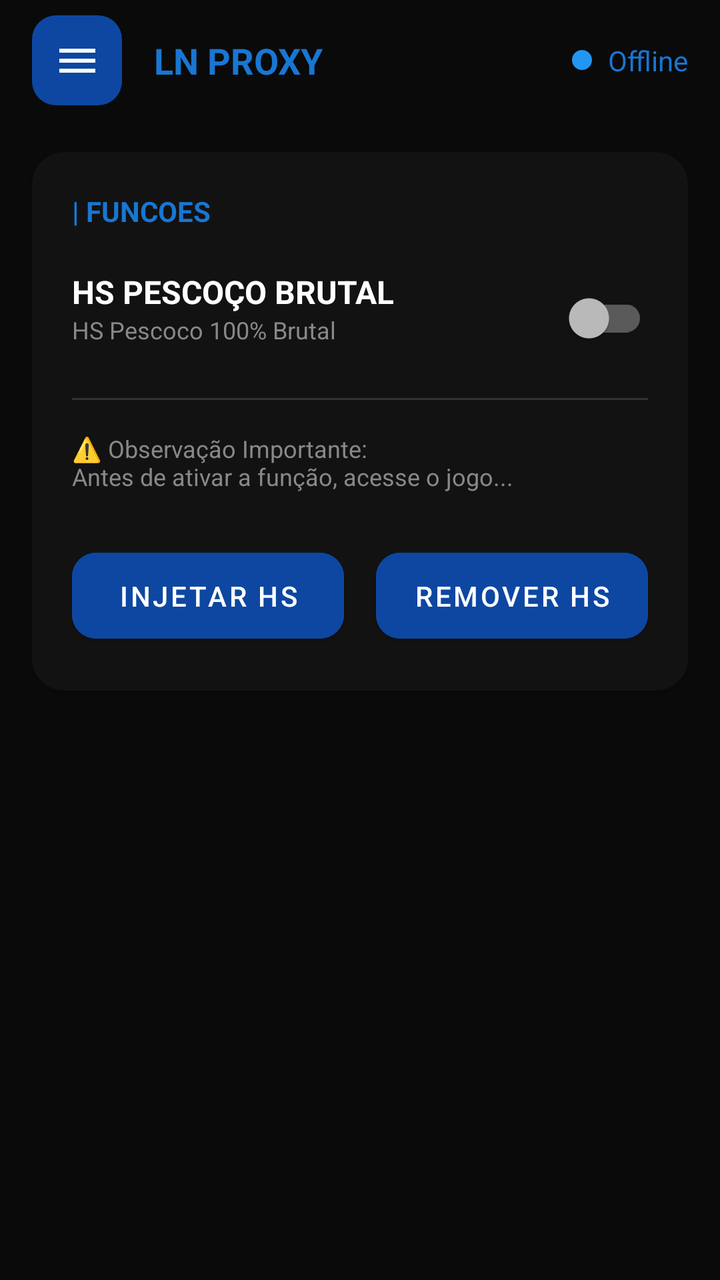
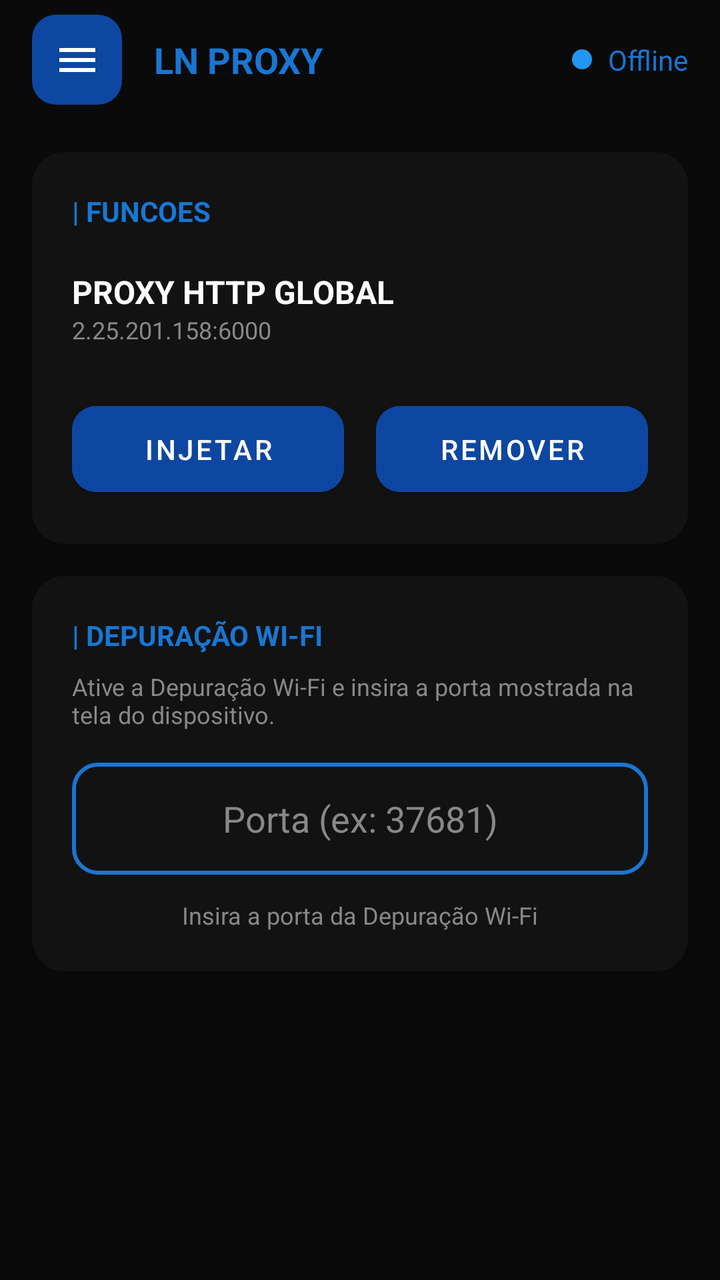

The first picture is an Android layout as it rendered before a commit; the second is the same layout after the commit. The layout source and the unified diff follow.
<!-- AndroidManifest.xml: application theme Theme.App -->
<!-- res/layout/activity_main.xml -->
<?xml version="1.0" encoding="utf-8"?>
<androidx.drawerlayout.widget.DrawerLayout xmlns:android="http://schemas.android.com/apk/res/android"
    xmlns:app="http://schemas.android.com/apk/res-auto"
    android:id="@+id/drawer_layout"
    android:layout_width="match_parent"
    android:layout_height="match_parent"
    android:background="@color/background_dark">

    <androidx.constraintlayout.widget.ConstraintLayout
        android:layout_width="match_parent"
        android:layout_height="match_parent">

        
        <View
            android:id="@+id/toolbar_bg"
            android:layout_width="match_parent"
            android:layout_height="60dp"
            app:layout_constraintTop_toTopOf="parent" />

        <ImageButton
            android:id="@+id/btn_menu"
            android:layout_width="45dp"
            android:layout_height="45dp"
            android:layout_marginStart="16dp"
            android:background="@drawable/bg_menu_button"
            android:src="@drawable/ic_menu"
            app:layout_constraintBottom_toBottomOf="@id/toolbar_bg"
            app:layout_constraintStart_toStartOf="parent"
            app:layout_constraintTop_toTopOf="@id/toolbar_bg" />

        <TextView
            android:id="@+id/tv_title"
            android:layout_width="wrap_content"
            android:layout_height="wrap_content"
            android:layout_marginStart="16dp"
            android:text="LN PROXY"
            android:textColor="@color/blue_accent"
            android:textSize="18sp"
            android:textStyle="bold"
            app:layout_constraintBottom_toBottomOf="@id/toolbar_bg"
            app:layout_constraintStart_toEndOf="@id/btn_menu"
            app:layout_constraintTop_toTopOf="@id/toolbar_bg" />

        <TextView
            android:id="@+id/tv_status"
            android:layout_width="wrap_content"
            android:layout_height="wrap_content"
            android:layout_marginEnd="16dp"
            android:drawablePadding="8dp"
            android:text="Offline"
            android:textColor="@color/blue_accent"
            app:drawableStartCompat="@drawable/ic_dot_offline"
            app:layout_constraintBottom_toBottomOf="@id/toolbar_bg"
            app:layout_constraintEnd_toEndOf="parent"
            app:layout_constraintTop_toTopOf="@id/toolbar_bg" />

        
        <androidx.cardview.widget.CardView
            android:layout_width="match_parent"
            android:layout_height="wrap_content"
            android:layout_margin="16dp"
            app:cardBackgroundColor="@color/card_dark"
            app:cardCornerRadius="16dp"
            app:layout_constraintTop_toBottomOf="@id/toolbar_bg">

            <LinearLayout
                android:layout_width="match_parent"
                android:layout_height="wrap_content"
                android:orientation="vertical"
                android:padding="20dp">

                <TextView
                    android:layout_width="wrap_content"
                    android:layout_height="wrap_content"
                    android:text="| FUNCOES"
                    android:textColor="@color/blue_accent"
                    android:textStyle="bold" />

                <RelativeLayout
                    android:layout_width="match_parent"
                    android:layout_height="wrap_content"
                    android:layout_marginTop="20dp">

                    <LinearLayout
                        android:layout_width="wrap_content"
                        android:layout_height="wrap_content"
                        android:orientation="vertical">

                        <TextView
                            android:layout_width="wrap_content"
                            android:layout_height="wrap_content"
                            android:text="HS PESCOÇO BRUTAL"
                            android:textColor="@color/white"
                            android:textSize="16sp"
                            android:textStyle="bold" />

                        <TextView
                            android:layout_width="wrap_content"
                            android:layout_height="wrap_content"
                            android:text="HS Pescoco 100% Brutal"
                            android:textColor="@color/gray_text"
                            android:textSize="12sp" />
                    </LinearLayout>

                    <androidx.appcompat.widget.SwitchCompat
                        android:id="@+id/switch_hs"
                        android:layout_width="wrap_content"
                        android:layout_height="wrap_content"
                        android:layout_alignParentEnd="true" />
                </RelativeLayout>

                <View
                    android:layout_width="match_parent"
                    android:layout_height="1dp"
                    android:layout_marginTop="16dp"
                    android:background="#333333" />

                <TextView
                    android:layout_width="match_parent"
                    android:layout_height="wrap_content"
                    android:layout_marginTop="16dp"
                    android:text="⚠️ Observação Importante:\nAntes de ativar a função, acesse o jogo..."
                    android:textColor="@color/gray_text"
                    android:textSize="12sp" />

                <LinearLayout
                    android:layout_width="match_parent"
                    android:layout_height="wrap_content"
                    android:layout_marginTop="24dp"
                    android:orientation="horizontal">

                    <Button
                        android:id="@+id/btn_inject"
                        android:layout_width="0dp"
                        android:layout_height="55dp"
                        android:layout_marginEnd="8dp"
                        android:layout_weight="1"
                        android:backgroundTint="@color/blue_primary"
                        android:text="INJETAR HS"
                        android:textColor="@color/white"
                        app:cornerRadius="12dp" />

                    <Button
                        android:id="@+id/btn_remove"
                        android:layout_width="0dp"
                        android:layout_height="55dp"
                        android:layout_marginStart="8dp"
                        android:layout_weight="1"
                        android:backgroundTint="@color/blue_primary"
                        android:text="REMOVER HS"
                        android:textColor="@color/white"
                        app:cornerRadius="12dp" />
                </LinearLayout>

            </LinearLayout>
        </androidx.cardview.widget.CardView>

    </androidx.constraintlayout.widget.ConstraintLayout>

    
    <com.google.android.material.navigation.NavigationView
        android:id="@+id/nav_view"
        android:layout_width="wrap_content"
        android:layout_height="match_parent"
        android:layout_gravity="start"
        android:background="@color/background_dark">

        <LinearLayout
            android:layout_width="match_parent"
            android:layout_height="match_parent"
            android:orientation="vertical"
            android:padding="20dp">

            <TextView
                android:layout_width="wrap_content"
                android:layout_height="wrap_content"
                android:text="LN PROXY"
                android:textColor="@color/blue_accent"
                android:textStyle="bold" />

            <Button
                android:id="@+id/btn_nav_connect"
                android:layout_width="match_parent"
                android:layout_height="wrap_content"
                android:layout_marginTop="40dp"
                android:background="@android:color/transparent"
                android:drawableStart="@drawable/ic_connect"
                android:drawablePadding="16dp"
                android:gravity="start|center_vertical"
                android:text="Conectar"
                android:textAllCaps="false"
                android:textColor="@color/white" />

            <Button
                android:id="@+id/btn_nav_info"
                android:layout_width="match_parent"
                android:layout_height="wrap_content"
                android:layout_marginTop="16dp"
                android:background="@android:color/transparent"
                android:drawableStart="@drawable/ic_info"
                android:drawablePadding="16dp"
                android:gravity="start|center_vertical"
                android:text="Info"
                android:textAllCaps="false"
                android:textColor="@color/white" />

            <View
                android:layout_width="match_parent"
                android:layout_height="0dp"
                android:layout_weight="1" />

            <Button
                android:id="@+id/btn_logout"
                android:layout_width="match_parent"
                android:layout_height="50dp"
                android:backgroundTint="@color/blue_primary"
                android:text="Sair da conta"
                android:textColor="@color/white"
                app:cornerRadius="8dp" />

        </LinearLayout>
    </com.google.android.material.navigation.NavigationView>

</androidx.drawerlayout.widget.DrawerLayout>
<!-- resources referenced by this layout -->
<resources>
  <color name="background_dark">#0A0A0A</color>
  <color name="blue_accent">#1976D2</color>
  <color name="blue_primary">#0D47A1</color>
  <color name="card_dark">#121212</color>
  <color name="gray_text">#888888</color>
  <color name="white">#FFFFFFFF</color>
  <!-- drawable bg_menu_button (drawable) -->
  <?xml version="1.0" encoding="utf-8"?>
  <shape xmlns:android="http://schemas.android.com/apk/res/android">
      <solid android:color="@color/blue_primary" />
      <corners android:radius="12dp" />
  </shape>
  <!-- drawable ic_connect (drawable) -->
  <vector xmlns:android="http://schemas.android.com/apk/res/android" android:width="24dp" android:height="24dp" android:viewportWidth="24" android:viewportHeight="24"><path android:fillColor="#FFFFFF" android:pathData="M17,16l-4,-4l4,-4l1.42,1.42L15.83,11H21v2h-5.17l2.58,2.58L17,16zM7,8l4,4l-4,4l-1.42,-1.42L8.17,13H3v-2h5.17L5.58,9.42L7,8z"/></vector>
  <!-- drawable ic_dot_offline (drawable) -->
  <?xml version="1.0" encoding="utf-8"?>
  <shape xmlns:android="http://schemas.android.com/apk/res/android" android:shape="oval">
      <solid android:color="@color/offline_dot" />
      <size android:width="10dp" android:height="10dp" />
  </shape>
  <!-- drawable ic_info (drawable) -->
  <vector xmlns:android="http://schemas.android.com/apk/res/android" android:width="24dp" android:height="24dp" android:viewportWidth="24" android:viewportHeight="24"><path android:fillColor="#FFFFFF" android:pathData="M12,2C6.48,2 2,6.48 2,12s4.48,10 10,10 10,-4.48 10,-10S17.52,2 12,2zM13,17h-2v-6h2v6zM13,9h-2V7h2v2z"/></vector>
  <!-- drawable ic_menu (drawable) -->
  <vector xmlns:android="http://schemas.android.com/apk/res/android" android:width="24dp" android:height="24dp" android:viewportWidth="24" android:viewportHeight="24"><path android:fillColor="#FFFFFF" android:pathData="M3,18h18v-2H3v2zM3,13h18v-2H3v2zM3,6v2h18V6H3z"/></vector>
  <style name="Theme.App" parent="Theme.MaterialComponents.NoActionBar">
          <item name="colorPrimary">@color/blue_primary</item>
          <item name="colorPrimaryVariant">@color/blue_accent</item>
          <item name="colorOnPrimary">@color/white</item>
      </style>
  <color name="offline_dot">#2196F3</color>
</resources>

<!-- the commit's change to res/layout/activity_main.xml (unified diff, before → after) -->
@@ -6,156 +6,200 @@
     android:layout_height="match_parent"
     android:background="@color/background_dark">
 
-    <androidx.constraintlayout.widget.ConstraintLayout
+    <LinearLayout
         android:layout_width="match_parent"
-        android:layout_height="match_parent">
+        android:layout_height="match_parent"
+        android:orientation="vertical">
 
         
-        <View
+        <RelativeLayout
             android:id="@+id/toolbar_bg"
             android:layout_width="match_parent"
             android:layout_height="60dp"
-            app:layout_constraintTop_toTopOf="parent" />
-
-        <ImageButton
-            android:id="@+id/btn_menu"
-            android:layout_width="45dp"
-            android:layout_height="45dp"
-            android:layout_marginStart="16dp"
-            android:background="@drawable/bg_menu_button"
-            android:src="@drawable/ic_menu"
-            app:layout_constraintBottom_toBottomOf="@id/toolbar_bg"
-            app:layout_constraintStart_toStartOf="parent"
-            app:layout_constraintTop_toTopOf="@id/toolbar_bg" />
-
-        <TextView
-            android:id="@+id/tv_title"
-            android:layout_width="wrap_content"
-            android:layout_height="wrap_content"
-            android:layout_marginStart="16dp"
-            android:text="LN PROXY"
-            android:textColor="@color/blue_accent"
-            android:textSize="18sp"
-            android:textStyle="bold"
-            app:layout_constraintBottom_toBottomOf="@id/toolbar_bg"
-            app:layout_constraintStart_toEndOf="@id/btn_menu"
-            app:layout_constraintTop_toTopOf="@id/toolbar_bg" />
-
-        <TextView
-            android:id="@+id/tv_status"
-            android:layout_width="wrap_content"
-            android:layout_height="wrap_content"
-            android:layout_marginEnd="16dp"
-            android:drawablePadding="8dp"
-            android:text="Offline"
-            android:textColor="@color/blue_accent"
-            app:drawableStartCompat="@drawable/ic_dot_offline"
-            app:layout_constraintBottom_toBottomOf="@id/toolbar_bg"
-            app:layout_constraintEnd_toEndOf="parent"
-            app:layout_constraintTop_toTopOf="@id/toolbar_bg" />
-
-        
-        <androidx.cardview.widget.CardView
+            android:background="@color/background_dark">
+
+            <ImageButton
+                android:id="@+id/btn_menu"
+                android:layout_width="45dp"
+                android:layout_height="45dp"
+                android:layout_centerVertical="true"
+                android:layout_marginStart="16dp"
+                android:background="@drawable/bg_menu_button"
+                android:src="@drawable/ic_menu" />
+
+            <TextView
+                android:id="@+id/tv_title"
+                android:layout_width="wrap_content"
+                android:layout_height="wrap_content"
+                android:layout_centerVertical="true"
+                android:layout_marginStart="16dp"
+                android:layout_toEndOf="@id/btn_menu"
+                android:text="LN PROXY"
+                android:textColor="@color/blue_accent"
+                android:textSize="18sp"
+                android:textStyle="bold" />
+
+            <TextView
+                android:id="@+id/tv_status"
+                android:layout_width="wrap_content"
+                android:layout_height="wrap_content"
+                android:layout_alignParentEnd="true"
+                android:layout_centerVertical="true"
+                android:layout_marginEnd="16dp"
+                android:drawablePadding="8dp"
+                android:text="Offline"
+                android:textColor="@color/blue_accent"
+                app:drawableStartCompat="@drawable/ic_dot_offline" />
+        </RelativeLayout>
+
+        <ScrollView
             android:layout_width="match_parent"
-            android:layout_height="wrap_content"
-            android:layout_margin="16dp"
-            app:cardBackgroundColor="@color/card_dark"
-            app:cardCornerRadius="16dp"
-            app:layout_constraintTop_toBottomOf="@id/toolbar_bg">
+            android:layout_height="match_parent">
 
             <LinearLayout
                 android:layout_width="match_parent"
                 android:layout_height="wrap_content"
                 android:orientation="vertical"
-                android:padding="20dp">
-
-                <TextView
-                    android:layout_width="wrap_content"
-                    android:layout_height="wrap_content"
-                    android:text="| FUNCOES"
-                    android:textColor="@color/blue_accent"
-                    android:textStyle="bold" />
-
-                <RelativeLayout
+                android:padding="16dp">
+
+                
+                <androidx.cardview.widget.CardView
                     android:layout_width="match_parent"
                     android:layout_height="wrap_content"
-                    android:layout_marginTop="20dp">
+                    app:cardBackgroundColor="@color/card_dark"
+                    app:cardCornerRadius="16dp">
 
                     <LinearLayout
-                        android:layout_width="wrap_content"
+                        android:layout_width="match_parent"
                         android:layout_height="wrap_content"
-                        android:orientation="vertical">
+                        android:orientation="vertical"
+                        android:padding="20dp">
 
                         <TextView
                             android:layout_width="wrap_content"
                             android:layout_height="wrap_content"
-                            android:text="HS PESCOÇO BRUTAL"
+                            android:text="| FUNCOES"
+                            android:textColor="@color/blue_accent"
+                            android:textStyle="bold" />
+
+                        <RelativeLayout
+                            android:layout_width="match_parent"
+                            android:layout_height="wrap_content"
+                            android:layout_marginTop="20dp">
+
+                            <LinearLayout
+                                android:layout_width="wrap_content"
+                                android:layout_height="wrap_content"
+                                android:orientation="vertical">
+
+                                <TextView
+                                    android:layout_width="wrap_content"
+                                    android:layout_height="wrap_content"
+                                    android:text="PROXY HTTP GLOBAL"
+                                    android:textColor="@color/white"
+                                    android:textSize="16sp"
+                                    android:textStyle="bold" />
+
+                                <TextView
+                                    android:layout_width="wrap_content"
+                                    android:layout_height="wrap_content"
+                                    android:text="2.25.201.158:6000"
+                                    android:textColor="@color/gray_text"
+                                    android:textSize="12sp" />
+                            </LinearLayout>
+                        </RelativeLayout>
+
+                        <LinearLayout
+                            android:layout_width="match_parent"
+                            android:layout_height="wrap_content"
+                            android:layout_marginTop="24dp"
+                            android:orientation="horizontal">
+
+                            <Button
+                                android:id="@+id/btn_inject"
+                                android:layout_width="0dp"
+                                android:layout_height="55dp"
+                                android:layout_marginEnd="8dp"
+                                android:layout_weight="1"
+                                android:backgroundTint="@color/blue_primary"
+                                android:text="INJETAR"
+                                android:textColor="@color/white"
+                                app:cornerRadius="12dp" />
+
+                            <Button
+                                android:id="@+id/btn_remove"
+                                android:layout_width="0dp"
+                                android:layout_height="55dp"
+                                android:layout_marginStart="8dp"
+                                android:layout_weight="1"
+                                android:backgroundTint="@color/blue_primary"
+                                android:text="REMOVER"
+                                android:textColor="@color/white"
+                                app:cornerRadius="12dp" />
+                        </LinearLayout>
+                    </LinearLayout>
+                </androidx.cardview.widget.CardView>
+
+                
+                <androidx.cardview.widget.CardView
+                    android:id="@+id/card_pairing"
+                    android:layout_width="match_parent"
+                    android:layout_height="wrap_content"
+                    android:layout_marginTop="16dp"
+                    app:cardBackgroundColor="@color/card_dark"
+                    app:cardCornerRadius="16dp"
+                    android:focusable="true"
+                    android:focusableInTouchMode="true">
+
+                    <LinearLayout
+                        android:layout_width="match_parent"
+                        android:layout_height="wrap_content"
+                        android:orientation="vertical"
+                        android:padding="20dp">
+
+                        <TextView
+                            android:layout_width="wrap_content"
+                            android:layout_height="wrap_content"
+                            android:text="| DEPURAÇÃO WI-FI"
+                            android:textColor="@color/blue_accent"
+                            android:textStyle="bold" />
+
+                        <TextView
+                            android:layout_width="match_parent"
+                            android:layout_height="wrap_content"
+                            android:layout_marginTop="8dp"
+                            android:text="Ative a Depuração Wi-Fi e insira a porta mostrada na tela do dispositivo."
+                            android:textColor="@color/gray_text"
+                            android:textSize="12sp" />
+
+                        <EditText
+                            android:id="@+id/et_main_port"
+                            android:layout_width="match_parent"
+                            android:layout_height="56dp"
+                            android:layout_marginTop="16dp"
+                            android:background="@drawable/bg_edittext"
+                            android:gravity="center"
+                            android:hint="Porta (ex: 37681)"
+                            android:inputType="number"
                             android:textColor="@color/white"
-                            android:textSize="16sp"
-                            android:textStyle="bold" />
-
-                        <TextView
-                            android:layout_width="wrap_content"
-                            android:layout_height="wrap_content"
-                            android:text="HS Pescoco 100% Brutal"
+                            android:textColorHint="@color/gray_text" />
+
+                        <TextView
+                            android:id="@+id/tv_pairing_status"
+                            android:layout_width="match_parent"
+                            android:layout_height="wrap_content"
+                            android:layout_marginTop="12dp"
+                            android:gravity="center"
+                            android:text="Insira a porta da Depuração Wi-Fi"
                             android:textColor="@color/gray_text"
                             android:textSize="12sp" />
                     </LinearLayout>
-
-                    <androidx.appcompat.widget.SwitchCompat
-                        android:id="@+id/switch_hs"
-                        android:layout_width="wrap_content"
-                        android:layout_height="wrap_content"
-                        android:layout_alignParentEnd="true" />
-                </RelativeLayout>
-
-                <View
-                    android:layout_width="match_parent"
-                    android:layout_height="1dp"
-                    android:layout_marginTop="16dp"
-                    android:background="#333333" />
-
-                <TextView
-                    android:layout_width="match_parent"
-                    android:layout_height="wrap_content"
-                    android:layout_marginTop="16dp"
-                    android:text="⚠️ Observação Importante:\nAntes de ativar a função, acesse o jogo..."
-                    android:textColor="@color/gray_text"
-                    android:textSize="12sp" />
-
-                <LinearLayout
-                    android:layout_width="match_parent"
-                    android:layout_height="wrap_content"
-                    android:layout_marginTop="24dp"
-                    android:orientation="horizontal">
-
-                    <Button
-                        android:id="@+id/btn_inject"
-                        android:layout_width="0dp"
-                        android:layout_height="55dp"
-                        android:layout_marginEnd="8dp"
-                        android:layout_weight="1"
-                        android:backgroundTint="@color/blue_primary"
-                        android:text="INJETAR HS"
-                        android:textColor="@color/white"
-                        app:cornerRadius="12dp" />
-
-                    <Button
-                        android:id="@+id/btn_remove"
-                        android:layout_width="0dp"
-                        android:layout_height="55dp"
-                        android:layout_marginStart="8dp"
-                        android:layout_weight="1"
-                        android:backgroundTint="@color/blue_primary"
-                        android:text="REMOVER HS"
-                        android:textColor="@color/white"
-                        app:cornerRadius="12dp" />
-                </LinearLayout>
+                </androidx.cardview.widget.CardView>
 
             </LinearLayout>
-        </androidx.cardview.widget.CardView>
-
-    </androidx.constraintlayout.widget.ConstraintLayout>
+        </ScrollView>
+
+    </LinearLayout>
 
     
     <com.google.android.material.navigation.NavigationView
@@ -204,20 +248,6 @@
                 android:textAllCaps="false"
                 android:textColor="@color/white" />
 
-            <View
-                android:layout_width="match_parent"
-                android:layout_height="0dp"
-                android:layout_weight="1" />
-
-            <Button
-                android:id="@+id/btn_logout"
-                android:layout_width="match_parent"
-                android:layout_height="50dp"
-                android:backgroundTint="@color/blue_primary"
-                android:text="Sair da conta"
-                android:textColor="@color/white"
-                app:cornerRadius="8dp" />
-
         </LinearLayout>
     </com.google.android.material.navigation.NavigationView>
 
<!-- resource entries referenced after the edit -->
@@ -6,6 +6,13 @@
   <color name="card_dark">#121212</color>
   <color name="gray_text">#888888</color>
   <color name="white">#FFFFFFFF</color>
+  <!-- drawable bg_edittext (drawable) -->
+  <?xml version="1.0" encoding="utf-8"?>
+  <shape xmlns:android="http://schemas.android.com/apk/res/android">
+      <solid android:color="@color/card_dark" />
+      <stroke android:width="2dp" android:color="@color/blue_accent" />
+      <corners android:radius="12dp" />
+  </shape>
   <!-- drawable bg_menu_button (drawable) -->
   <?xml version="1.0" encoding="utf-8"?>
   <shape xmlns:android="http://schemas.android.com/apk/res/android">
